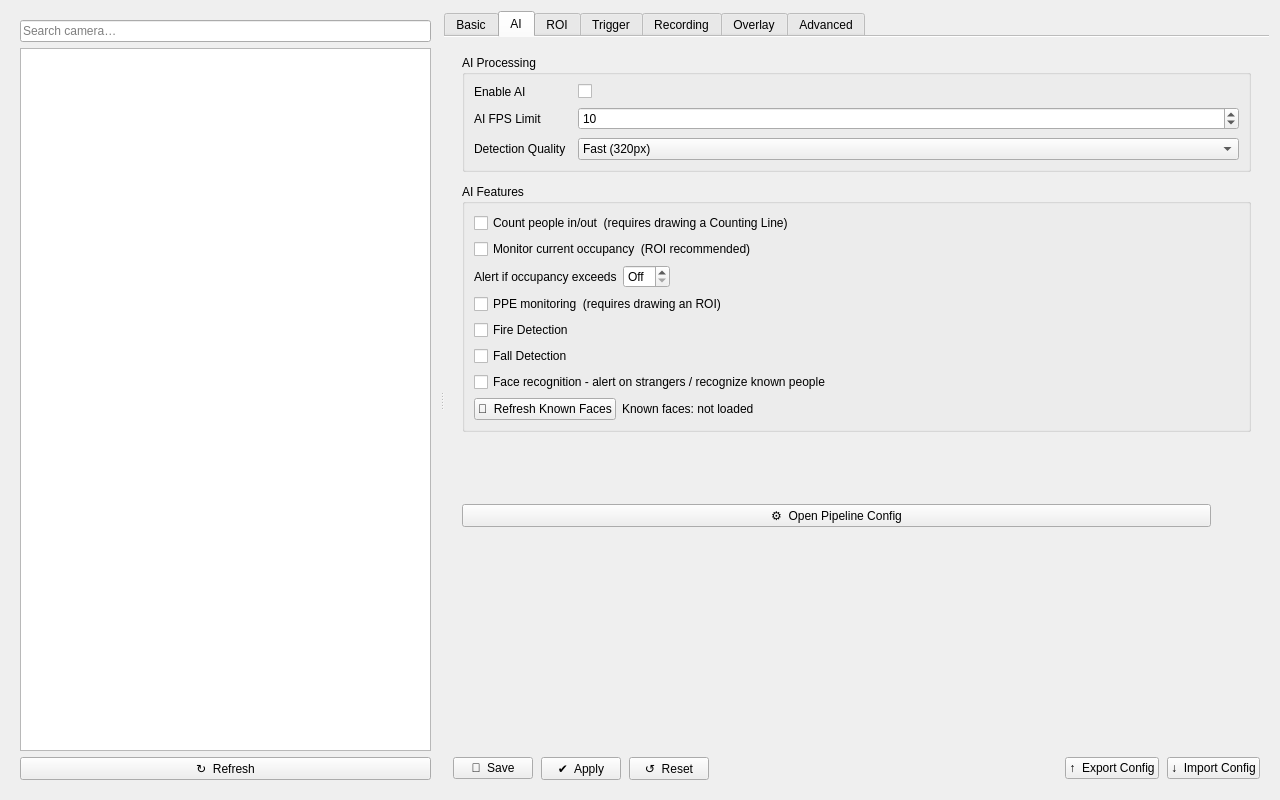
This is ui/camera_config_page.ui in ADPL-190400/APP_CAMERA_FULL_OPTIONS as Qt 5 draws it before an edit. The edited form follows.
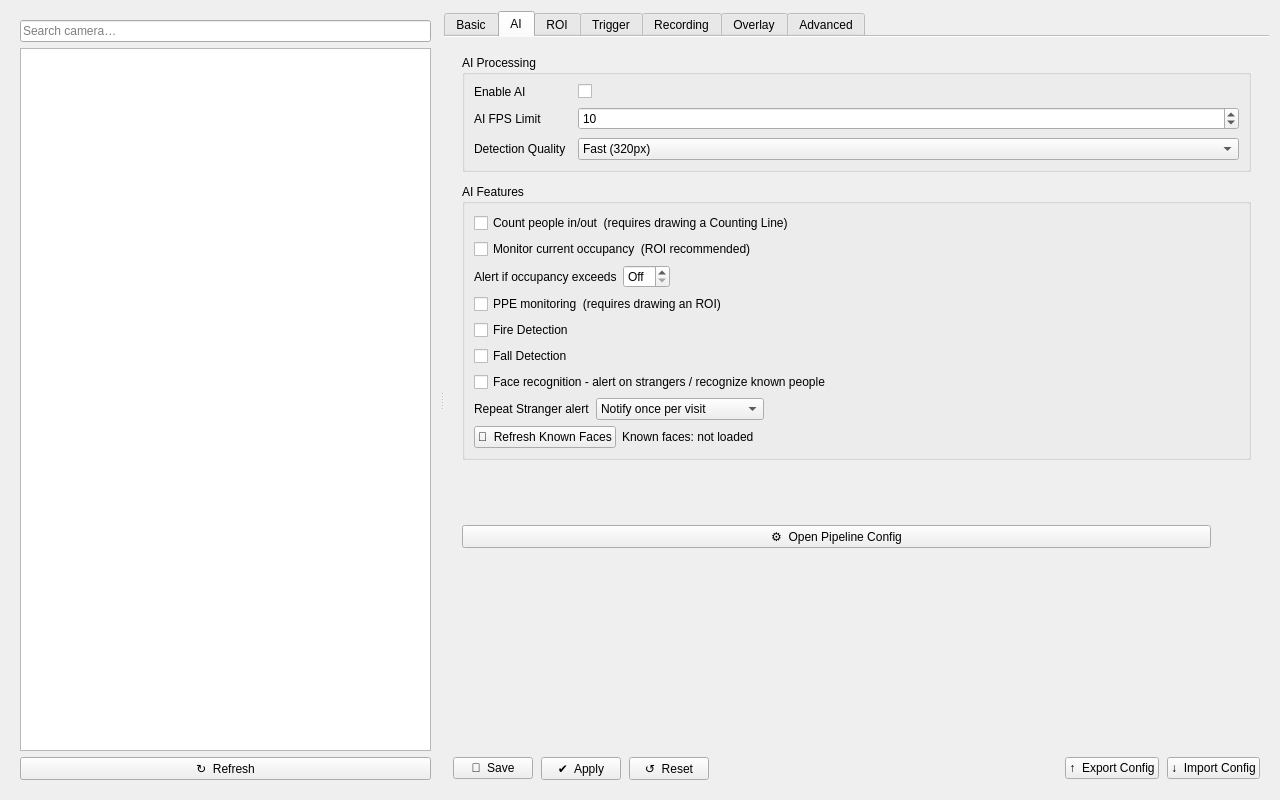
This is the edited form. The open tabs and pages were chosen to show the change.

Patch:
```diff
--- a/ui/camera_config_page.ui
+++ b/ui/camera_config_page.ui
@@ -746,6 +746,47 @@
                     </property>
                    </widget>
                   </item>
+                  <item>
+                   <layout class="QHBoxLayout" name="layout_stranger_repeat_mode">
+                    <item>
+                     <widget class="QLabel" name="lbl_stranger_repeat_mode">
+                      <property name="text">
+                       <string>Repeat Stranger alert</string>
+                      </property>
+                     </widget>
+                    </item>
+                    <item>
+                     <widget class="QComboBox" name="combo_stranger_repeat_mode">
+                      <property name="toolTip">
+                       <string>How to handle the SAME lingering stranger being seen again after briefly turning away/being partly hidden. "Notify once" only alerts the first time until they leave the frame entirely. "Repeat after grace period" alerts again if they go quiet for a while and get reconfirmed - same behavior as PPE/Fire/Fall/Overcrowding.</string>
+                      </property>
+                      <item>
+                       <property name="text">
+                        <string>Notify once per visit</string>
+                       </property>
+                      </item>
+                      <item>
+                       <property name="text">
+                        <string>Repeat after grace period</string>
+                       </property>
+                      </item>
+                     </widget>
+                    </item>
+                    <item>
+                     <spacer name="spacer_stranger_repeat_mode">
+                      <property name="orientation">
+                       <enum>Qt::Horizontal</enum>
+                      </property>
+                      <property name="sizeHint" stdset="0">
+                       <size>
+                        <width>40</width>
+                        <height>20</height>
+                       </size>
+                      </property>
+                     </spacer>
+                    </item>
+                   </layout>
+                  </item>
                   <item>
                    <layout class="QHBoxLayout" name="layout_known_faces">
                     <item>
```
